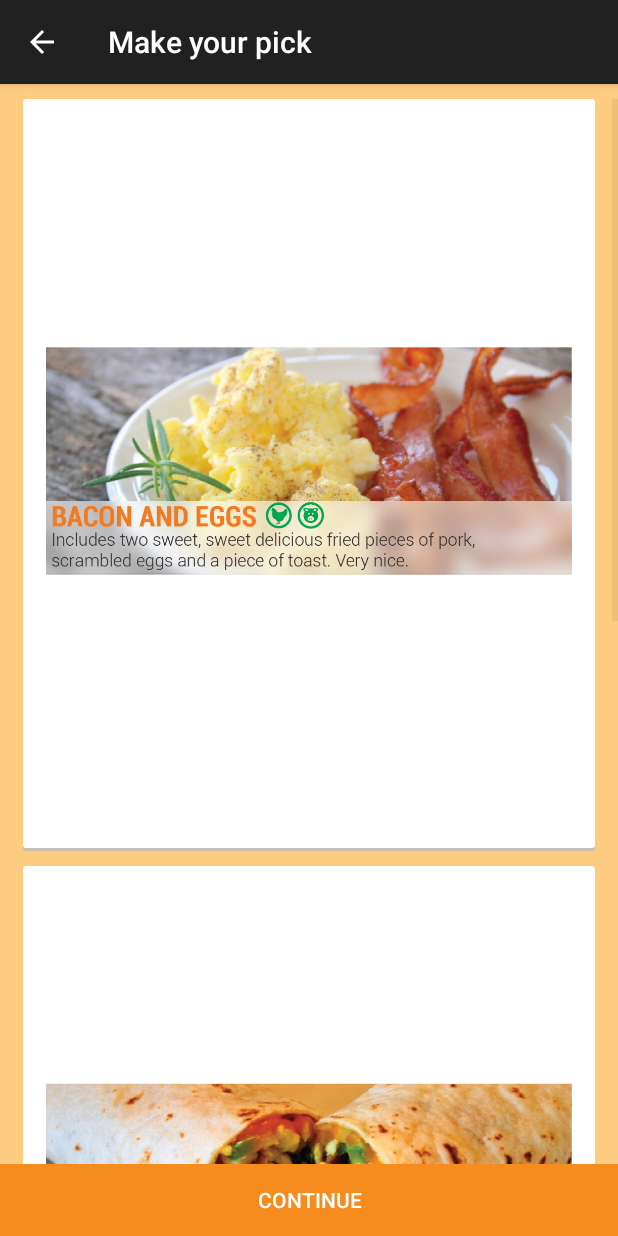
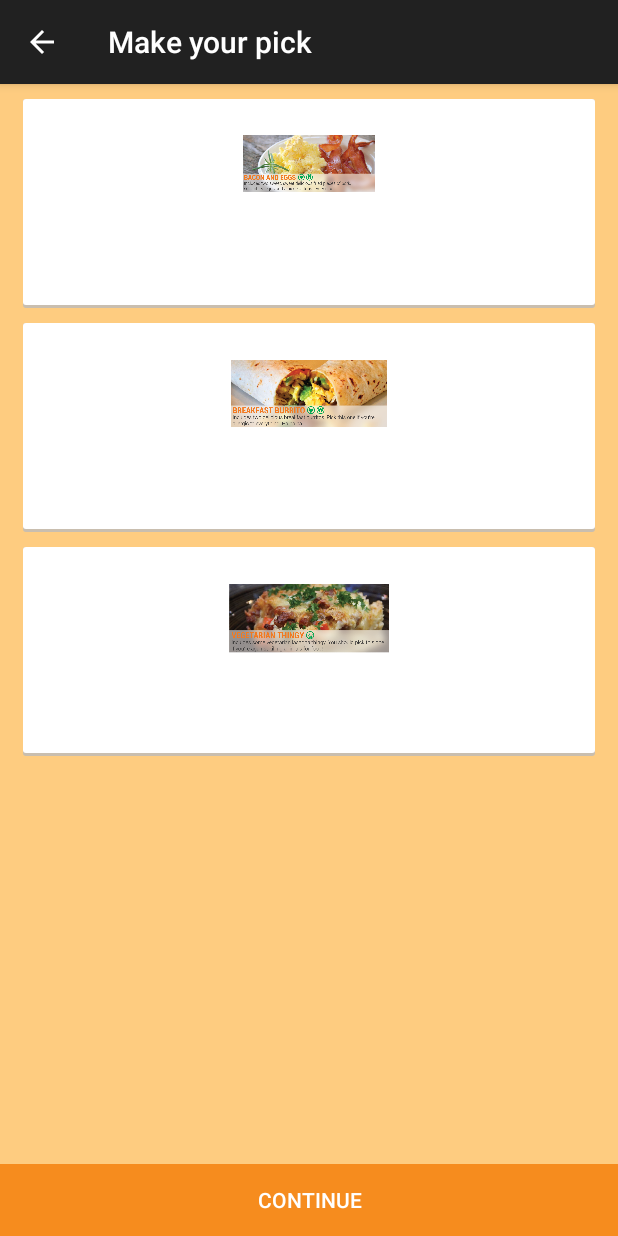
Before and after one commit to rlunding/DeliciousClock, an Android app: the MealSelectionActivity screen opened directly, with no data from a screen before it, on a phone screen of 412 x 824 dp. Run offline under Robolectric (Android 15) with nearby library versions, the phone set to English and light mode, and no system bars.

Commit message:
bugs in listview

```diff
--- a/app/src/main/res/layout/list_item_meal.xml
+++ b/app/src/main/res/layout/list_item_meal.xml
@@ -18,7 +18,7 @@
         android:paddingRight="15dp"
         android:descendantFocusability="afterDescendants">
 
-   <!--     <FrameLayout
+      <FrameLayout
             android:layout_width="match_parent"
             android:layout_height="60dp">
 
@@ -28,7 +28,6 @@
                 android:layout_height="wrap_content"
                 android:layout_gravity="center"
                 android:contentDescription="Image of meal"/>
-
         </FrameLayout>
 
         <TextView
@@ -46,14 +45,6 @@
             android:gravity="center"
             android:fontFamily="sans-serif-condensed"
             android:textAppearance="?android:textAppearanceSmall"/>
-            -->
-
-        <ImageView
-            android:id="@+id/list_item_meal_image"
-            android:layout_width="match_parent"
-            android:layout_height="match_parent"
-            android:layout_gravity="center"
-            android:contentDescription="Image of meal"/>
 
     </LinearLayout>
 </FrameLayout>
```
